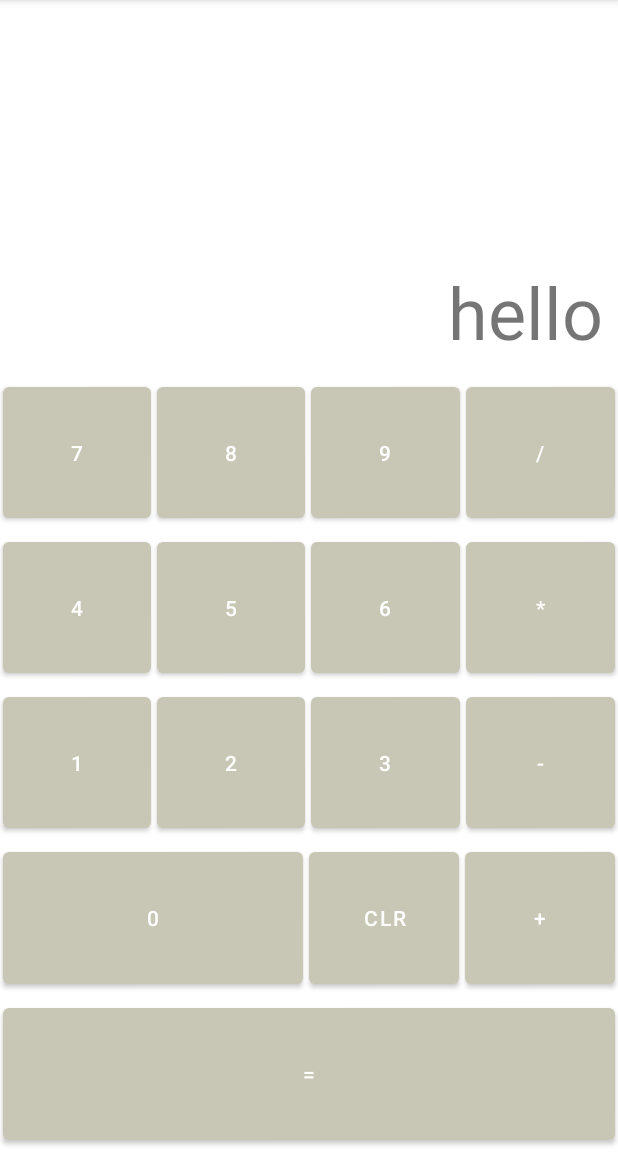
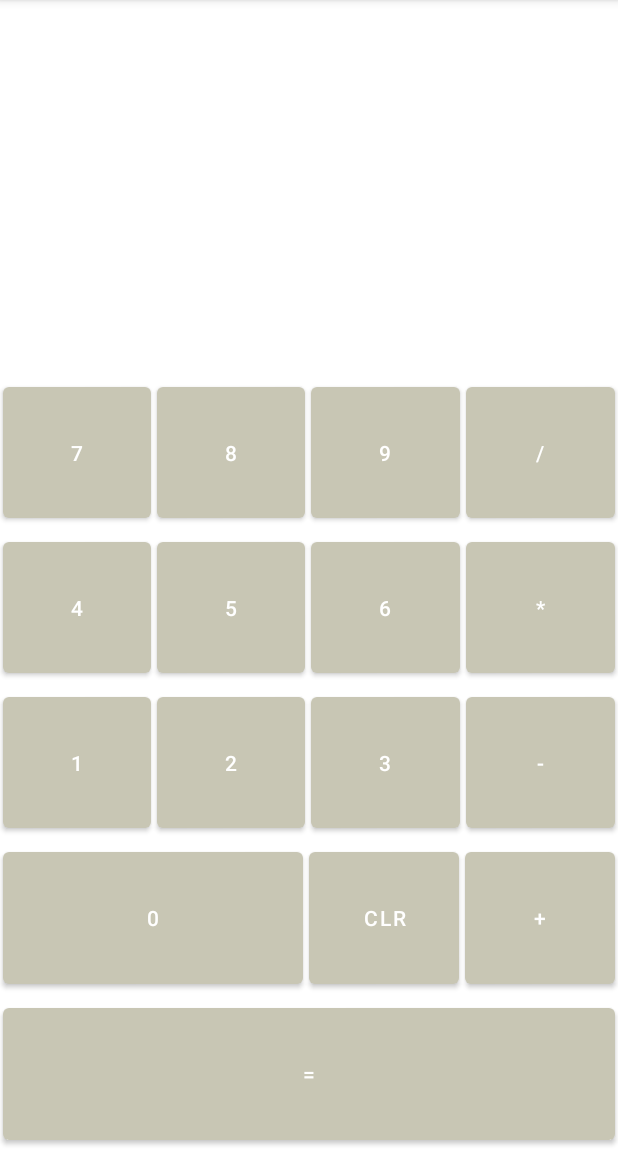
Before and after one commit to ygs3004/StudyAndroid, an Android app: the screen it shows after launch (MainActivity), after a tap on "CLR", on a phone screen of 412 x 824 dp, the part 84-1236 px from its top. Run offline under Robolectric (Android 15) with nearby library versions, the phone set to English and light mode, and no system bars.

Commit message:
[2023/07/22] udemy Android 12 및 Kotlin - 섹션 6: 계산기 > 95강: onClear 기능 추가

```diff
--- a/Calculator/app/build.gradle
+++ b/Calculator/app/build.gradle
@@ -4,12 +4,12 @@ plugins {
 }
 
 android {
-    compileSdk 33
+    compileSdk 31
 
     defaultConfig {
         applicationId "com.ygs.calculator"
         minSdk 21
-        targetSdk 33
+        targetSdk 31
         versionCode 1
         versionName "1.0"
 
@@ -37,7 +37,7 @@ dependencies {
     implementation 'androidx.appcompat:appcompat:1.4.0'
     implementation 'com.google.android.material:material:1.6.0'
     implementation 'androidx.constraintlayout:constraintlayout:2.1.4'
-    testImplementation 'junit:junit:'
+    testImplementation 'junit:junit:4.+'
     androidTestImplementation 'androidx.test.ext:junit:1.1.5'
     androidTestImplementation 'androidx.test.espresso:espresso-core:3.5.1'
 }
--- a/Calculator/app/src/main/java/com/ygs/calculator/MainActivity.kt
+++ b/Calculator/app/src/main/java/com/ygs/calculator/MainActivity.kt
@@ -3,15 +3,27 @@ package com.ygs.calculator
 import androidx.appcompat.app.AppCompatActivity
 import android.os.Bundle
 import android.view.View
+import android.widget.Button
+import android.widget.TextView
 import android.widget.Toast
 
 class MainActivity : AppCompatActivity() {
+
+    private var textViewInput: TextView? = null
+
     override fun onCreate(savedInstanceState: Bundle?) {
         super.onCreate(savedInstanceState)
         setContentView(R.layout.activity_main)
+
+        textViewInput = findViewById(R.id.textViewInput)
     }
 
     fun onDigit(view: View) {
-        Toast.makeText(this, "Button Clicked", Toast.LENGTH_SHORT).show()
+        // Toast.makeText(this, "Button Clicked", Toast.LENGTH_SHORT).show()
+        textViewInput?.append((view as Button).text)
+    }
+
+    fun onClear(view: View){
+        textViewInput?.text = ""
     }
 }
--- a/Calculator/app/src/main/res/layout/activity_main.xml
+++ b/Calculator/app/src/main/res/layout/activity_main.xml
@@ -8,11 +8,11 @@
     android:orientation="vertical">
 
     <TextView
+        android:id="@+id/textViewInput"
         android:layout_width="match_parent"
         android:layout_height="250dp"
         android:background="@color/white"
         android:padding="10dp"
-        android:text="@string/calc_result"
         android:textSize="48sp"
         android:gravity="end|bottom"/>
 
@@ -160,7 +160,7 @@
             android:layout_height="match_parent"
             android:layout_weight="1"
             android:layout_margin="2dp"
-            android:onClick="onDigit"
+            android:onClick="onClear"
             android:text="@string/clr" />
         <Button
             android:id="@+id/btnAdd"
--- a/Calculator/app/src/main/res/values/strings.xml
+++ b/Calculator/app/src/main/res/values/strings.xml
@@ -1,6 +1,6 @@
 <resources>
     <string name="app_name">Calculator</string>
-    <string name="calc_result">hello</string>
+    <string name="calc_result">0</string>
     <string name="zero">0</string>
     <string name="one">1</string>
     <string name="two">2</string>
@@ -14,7 +14,7 @@
     <string name="divide">/</string>
     <string name="multiply">*</string>
     <string name="subtract">-</string>
-    <string name="clr">clr</string>
+    <string name="clr">CLR</string>
     <string name="plus">+</string>
     <string name="equals">=</string>
 </resources>
```
